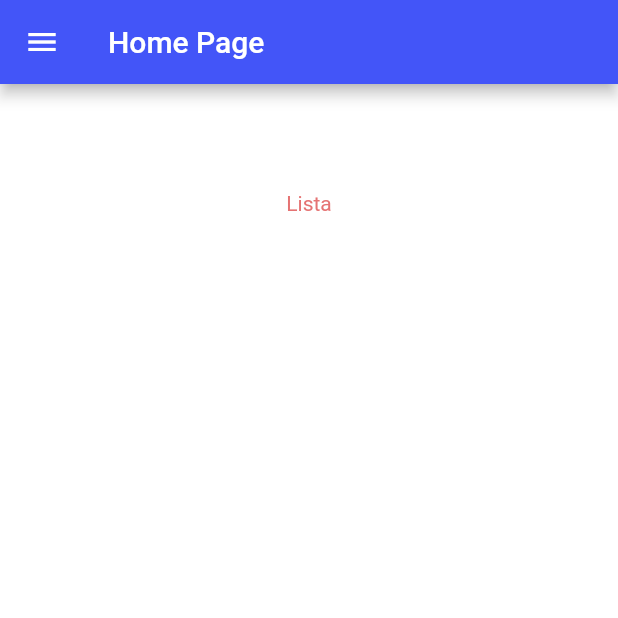
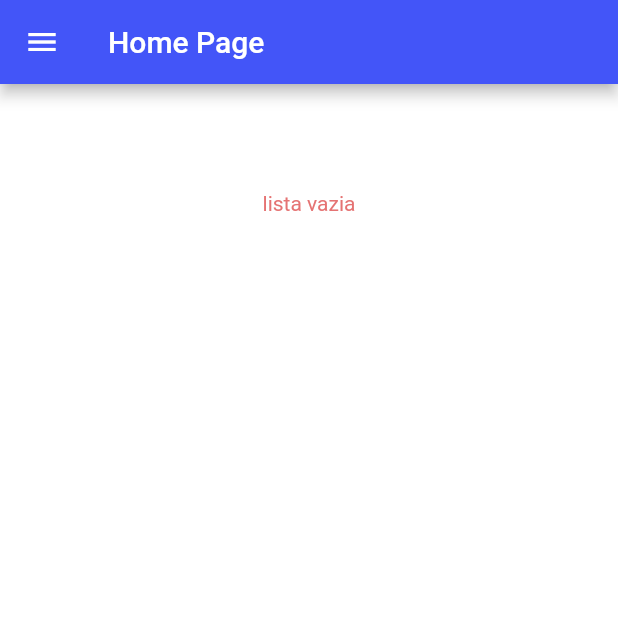
Before and after one commit to danydelper/Curso-Flutter_Perfil, a Flutter app: the screen it shows after launch, on a phone screen of 412 x 824 dp, the top half of it. Run offline on Flutter 3.47's test engine with Material 2 defaults, Android fonts, the phone set to English and light mode, and no system bars.

Commit message:
Versão 2.1 Criando Serviço e Adicionando User

```diff
--- a/lib/home.dart
+++ b/lib/home.dart
@@ -1,4 +1,5 @@
 import 'package:flutter/material.dart';
+import 'package:perfil/userMode.dart';
 
 import 'list.dart';
 
@@ -7,6 +8,7 @@ class HomeView extends StatelessWidget {
 
   @override
   Widget build(BuildContext context) {
+    final listUser = ModalRoute.of(context)!.settings.arguments as List<User>?;
     return Scaffold(
       drawer: Drawer(
         child: ListView(
@@ -23,7 +25,7 @@ class HomeView extends StatelessWidget {
             children: [
               SizedBox(
                 height: MediaQuery.of(context).size.height * 0.70,
-                child: const Text('Lista'),
+                child: Text(listUser?[0].nome ?? 'lista vazia'),
               ),
               OutlinedButton(
                 onPressed: () {
--- /dev/null
+++ b/lib/userMode.dart
@@ -0,0 +1,6 @@
+class User {
+  String nome;
+  int idade;
+
+  User({required this.nome, required this.idade});
+}
```
Also changed, not shown: lib/cadastro.dart (+11 -1 lines), lib/cadastroController.dart (added, +11 -0 lines), lib/userService.dart (added, +16 -0 lines).
